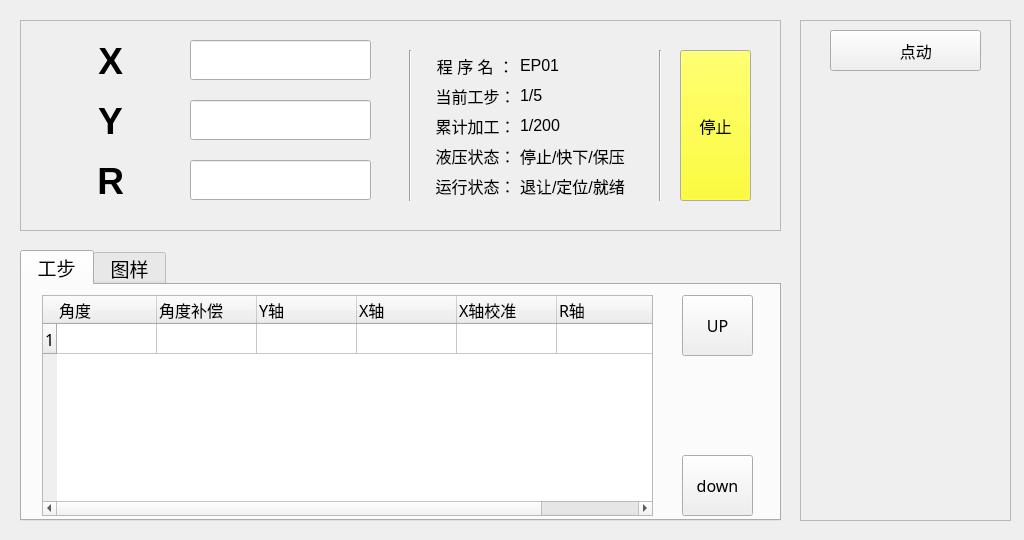
Old version of the form A66-app/runstate.ui in the repository Tetraelc/A66_PRO.
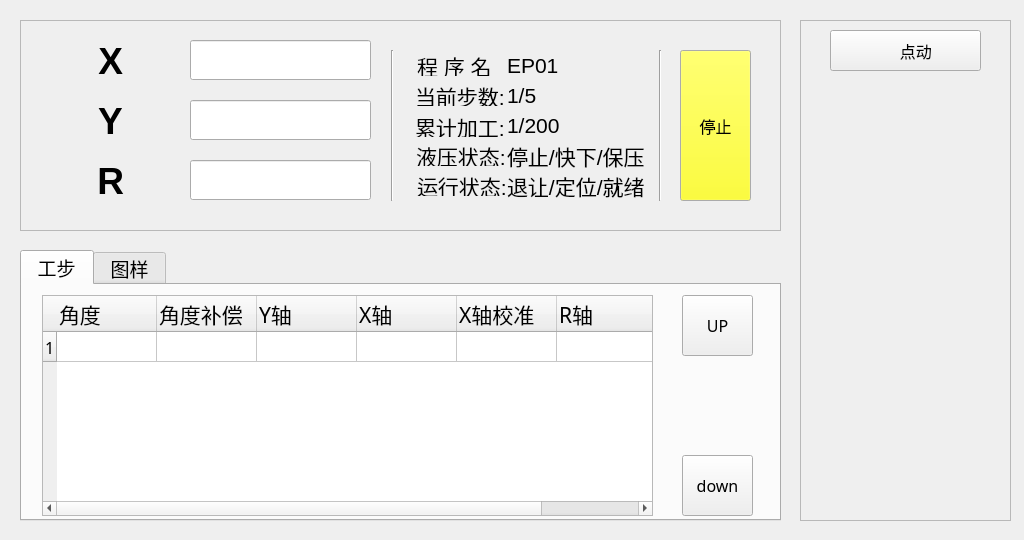
New version of the form. Icons and pictures are not drawn.

```diff
--- a/A66-app/runstate.ui
+++ b/A66-app/runstate.ui
@@ -77,7 +77,7 @@
       <number>1</number>
      </property>
      <property name="verticalScrollBarPolicy">
-      <enum>Qt::ScrollBarAsNeeded</enum>
+      <enum>Qt::ScrollBarAlwaysOff</enum>
      </property>
      <property name="horizontalScrollBarPolicy">
       <enum>Qt::ScrollBarAsNeeded</enum>
@@ -137,7 +137,7 @@
       </property>
       <property name="font">
        <font>
-        <pointsize>12</pointsize>
+        <pointsize>16</pointsize>
        </font>
       </property>
       <property name="textAlignment">
@@ -151,7 +151,7 @@
       <property name="font">
        <font>
         <family>Sans Serif</family>
-        <pointsize>12</pointsize>
+        <pointsize>16</pointsize>
        </font>
       </property>
       <property name="textAlignment">
@@ -165,7 +165,7 @@
       <property name="font">
        <font>
         <family>Sans Serif</family>
-        <pointsize>12</pointsize>
+        <pointsize>16</pointsize>
        </font>
       </property>
       <property name="textAlignment">
@@ -179,7 +179,7 @@
       <property name="font">
        <font>
         <family>Sans Serif</family>
-        <pointsize>12</pointsize>
+        <pointsize>16</pointsize>
        </font>
       </property>
       <property name="textAlignment">
@@ -193,7 +193,7 @@
       <property name="font">
        <font>
         <family>Sans Serif</family>
-        <pointsize>12</pointsize>
+        <pointsize>16</pointsize>
        </font>
       </property>
       <property name="textAlignment">
@@ -207,7 +207,7 @@
       <property name="font">
        <font>
         <family>Sans Serif</family>
-        <pointsize>12</pointsize>
+        <pointsize>16</pointsize>
        </font>
       </property>
       <property name="textAlignment">
@@ -527,7 +527,7 @@
    <widget class="Line" name="line">
     <property name="geometry">
      <rect>
-      <x>380</x>
+      <x>362</x>
       <y>30</y>
       <width>20</width>
       <height>151</height>
@@ -537,166 +537,6 @@
      <enum>Qt::Vertical</enum>
     </property>
    </widget>
-   <widget class="QToolButton" name="toolButton_4">
-    <property name="geometry">
-     <rect>
-      <x>410</x>
-      <y>30</y>
-      <width>91</width>
-      <height>31</height>
-     </rect>
-    </property>
-    <property name="font">
-     <font>
-      <pointsize>12</pointsize>
-      <weight>50</weight>
-      <bold>false</bold>
-     </font>
-    </property>
-    <property name="text">
-     <string>程 序 名 ：</string>
-    </property>
-    <property name="iconSize">
-     <size>
-      <width>30</width>
-      <height>30</height>
-     </size>
-    </property>
-    <property name="toolButtonStyle">
-     <enum>Qt::ToolButtonTextBesideIcon</enum>
-    </property>
-    <property name="autoRaise">
-     <bool>true</bool>
-    </property>
-   </widget>
-   <widget class="QToolButton" name="toolButton_5">
-    <property name="geometry">
-     <rect>
-      <x>410</x>
-      <y>60</y>
-      <width>91</width>
-      <height>31</height>
-     </rect>
-    </property>
-    <property name="font">
-     <font>
-      <pointsize>12</pointsize>
-      <weight>50</weight>
-      <bold>false</bold>
-     </font>
-    </property>
-    <property name="text">
-     <string>当前工步：</string>
-    </property>
-    <property name="iconSize">
-     <size>
-      <width>30</width>
-      <height>30</height>
-     </size>
-    </property>
-    <property name="toolButtonStyle">
-     <enum>Qt::ToolButtonTextBesideIcon</enum>
-    </property>
-    <property name="autoRaise">
-     <bool>true</bool>
-    </property>
-   </widget>
-   <widget class="QToolButton" name="toolButton_6">
-    <property name="geometry">
-     <rect>
-      <x>410</x>
-      <y>90</y>
-      <width>91</width>
-      <height>31</height>
-     </rect>
-    </property>
-    <property name="font">
-     <font>
-      <pointsize>12</pointsize>
-      <weight>50</weight>
-      <bold>false</bold>
-     </font>
-    </property>
-    <property name="text">
-     <string>累计加工：</string>
-    </property>
-    <property name="iconSize">
-     <size>
-      <width>30</width>
-      <height>30</height>
-     </size>
-    </property>
-    <property name="toolButtonStyle">
-     <enum>Qt::ToolButtonTextBesideIcon</enum>
-    </property>
-    <property name="autoRaise">
-     <bool>true</bool>
-    </property>
-   </widget>
-   <widget class="QToolButton" name="toolButton_7">
-    <property name="geometry">
-     <rect>
-      <x>410</x>
-      <y>120</y>
-      <width>91</width>
-      <height>31</height>
-     </rect>
-    </property>
-    <property name="font">
-     <font>
-      <pointsize>12</pointsize>
-      <weight>50</weight>
-      <bold>false</bold>
-     </font>
-    </property>
-    <property name="text">
-     <string>液压状态：</string>
-    </property>
-    <property name="iconSize">
-     <size>
-      <width>30</width>
-      <height>30</height>
-     </size>
-    </property>
-    <property name="toolButtonStyle">
-     <enum>Qt::ToolButtonTextBesideIcon</enum>
-    </property>
-    <property name="autoRaise">
-     <bool>true</bool>
-    </property>
-   </widget>
-   <widget class="QToolButton" name="toolButton_8">
-    <property name="geometry">
-     <rect>
-      <x>410</x>
-      <y>150</y>
-      <width>91</width>
-      <height>31</height>
-     </rect>
-    </property>
-    <property name="font">
-     <font>
-      <pointsize>12</pointsize>
-      <weight>50</weight>
-      <bold>false</bold>
-     </font>
-    </property>
-    <property name="text">
-     <string>运行状态：</string>
-    </property>
-    <property name="iconSize">
-     <size>
-      <width>30</width>
-      <height>30</height>
-     </size>
-    </property>
-    <property name="toolButtonStyle">
-     <enum>Qt::ToolButtonTextBesideIcon</enum>
-    </property>
-    <property name="autoRaise">
-     <bool>true</bool>
-    </property>
-   </widget>
    <widget class="QToolButton" name="pushButton_Left_5">
     <property name="geometry">
      <rect>
@@ -766,15 +606,15 @@
    <widget class="QLabel" name="label_ProgramName">
     <property name="geometry">
      <rect>
-      <x>500</x>
+      <x>487</x>
       <y>30</y>
-      <width>131</width>
+      <width>140</width>
       <height>31</height>
      </rect>
     </property>
     <property name="font">
      <font>
-      <pointsize>12</pointsize>
+      <pointsize>16</pointsize>
      </font>
     </property>
     <property name="text">
@@ -784,15 +624,15 @@
    <widget class="QLabel" name="label_CurrentStep">
     <property name="geometry">
      <rect>
-      <x>500</x>
+      <x>487</x>
       <y>60</y>
-      <width>131</width>
+      <width>140</width>
       <height>31</height>
      </rect>
     </property>
     <property name="font">
      <font>
-      <pointsize>12</pointsize>
+      <pointsize>16</pointsize>
      </font>
     </property>
     <property name="text">
@@ -802,15 +642,15 @@
    <widget class="QLabel" name="label_WorkedTotal">
     <property name="geometry">
      <rect>
-      <x>500</x>
+      <x>487</x>
       <y>90</y>
-      <width>131</width>
+      <width>141</width>
       <height>31</height>
      </rect>
     </property>
     <property name="font">
      <font>
-      <pointsize>12</pointsize>
+      <pointsize>16</pointsize>
      </font>
     </property>
     <property name="text">
@@ -820,15 +660,15 @@
    <widget class="QLabel" name="label_Pressure">
     <property name="geometry">
      <rect>
-      <x>500</x>
+      <x>487</x>
       <y>120</y>
-      <width>131</width>
+      <width>151</width>
       <height>31</height>
      </rect>
     </property>
     <property name="font">
      <font>
-      <pointsize>12</pointsize>
+      <pointsize>16</pointsize>
      </font>
     </property>
     <property name="text">
@@ -838,15 +678,15 @@
    <widget class="QLabel" name="label_Run">
     <property name="geometry">
      <rect>
-      <x>500</x>
+      <x>487</x>
       <y>150</y>
-      <width>131</width>
+      <width>151</width>
       <height>31</height>
      </rect>
     </property>
     <property name="font">
      <font>
-      <pointsize>12</pointsize>
+      <pointsize>16</pointsize>
      </font>
     </property>
     <property name="text">
@@ -866,26 +706,96 @@
      <enum>Qt::Vertical</enum>
     </property>
    </widget>
-   <zorder>toolButton</zorder>
-   <zorder>lineEdit_RCurrentPos</zorder>
-   <zorder>toolButton_2</zorder>
-   <zorder>toolButton_3</zorder>
-   <zorder>lineEdit_XCurrentPos</zorder>
-   <zorder>lineEdit_YCurrentPos</zorder>
-   <zorder>line</zorder>
-   <zorder>toolButton_4</zorder>
-   <zorder>toolButton_5</zorder>
-   <zorder>toolButton_6</zorder>
-   <zorder>toolButton_7</zorder>
-   <zorder>toolButton_8</zorder>
-   <zorder>pushButton_Left_5</zorder>
-   <zorder>label_ProgramName</zorder>
-   <zorder>label_CurrentStep</zorder>
-   <zorder>label_WorkedTotal</zorder>
-   <zorder>label_Pressure</zorder>
-   <zorder>label_Run</zorder>
-   <zorder>line_2</zorder>
-   <zorder>tableWidget_Programdb</zorder>
+   <widget class="QLabel" name="label_3">
+    <property name="geometry">
+     <rect>
+      <x>397</x>
+      <y>35</y>
+      <width>80</width>
+      <height>21</height>
+     </rect>
+    </property>
+    <property name="font">
+     <font>
+      <pointsize>16</pointsize>
+     </font>
+    </property>
+    <property name="text">
+     <string>程 序 名：</string>
+    </property>
+   </widget>
+   <widget class="QLabel" name="label_4">
+    <property name="geometry">
+     <rect>
+      <x>395</x>
+      <y>65</y>
+      <width>90</width>
+      <height>21</height>
+     </rect>
+    </property>
+    <property name="font">
+     <font>
+      <pointsize>16</pointsize>
+     </font>
+    </property>
+    <property name="text">
+     <string>当前步数:</string>
+    </property>
+   </widget>
+   <widget class="QLabel" name="label_5">
+    <property name="geometry">
+     <rect>
+      <x>395</x>
+      <y>96</y>
+      <width>90</width>
+      <height>21</height>
+     </rect>
+    </property>
+    <property name="font">
+     <font>
+      <pointsize>16</pointsize>
+     </font>
+    </property>
+    <property name="text">
+     <string>累计加工:</string>
+    </property>
+   </widget>
+   <widget class="QLabel" name="label_6">
+    <property name="geometry">
+     <rect>
+      <x>396</x>
+      <y>125</y>
+      <width>89</width>
+      <height>21</height>
+     </rect>
+    </property>
+    <property name="font">
+     <font>
+      <pointsize>16</pointsize>
+     </font>
+    </property>
+    <property name="text">
+     <string>液压状态:</string>
+    </property>
+   </widget>
+   <widget class="QLabel" name="label_7">
+    <property name="geometry">
+     <rect>
+      <x>397</x>
+      <y>155</y>
+      <width>90</width>
+      <height>21</height>
+     </rect>
+    </property>
+    <property name="font">
+     <font>
+      <pointsize>16</pointsize>
+     </font>
+    </property>
+    <property name="text">
+     <string>运行状态:</string>
+    </property>
+   </widget>
   </widget>
   <widget class="QFrame" name="frame_2">
    <property name="geometry">
```
Left out of the diff: 13 changed lines with no effect on the pictures.
